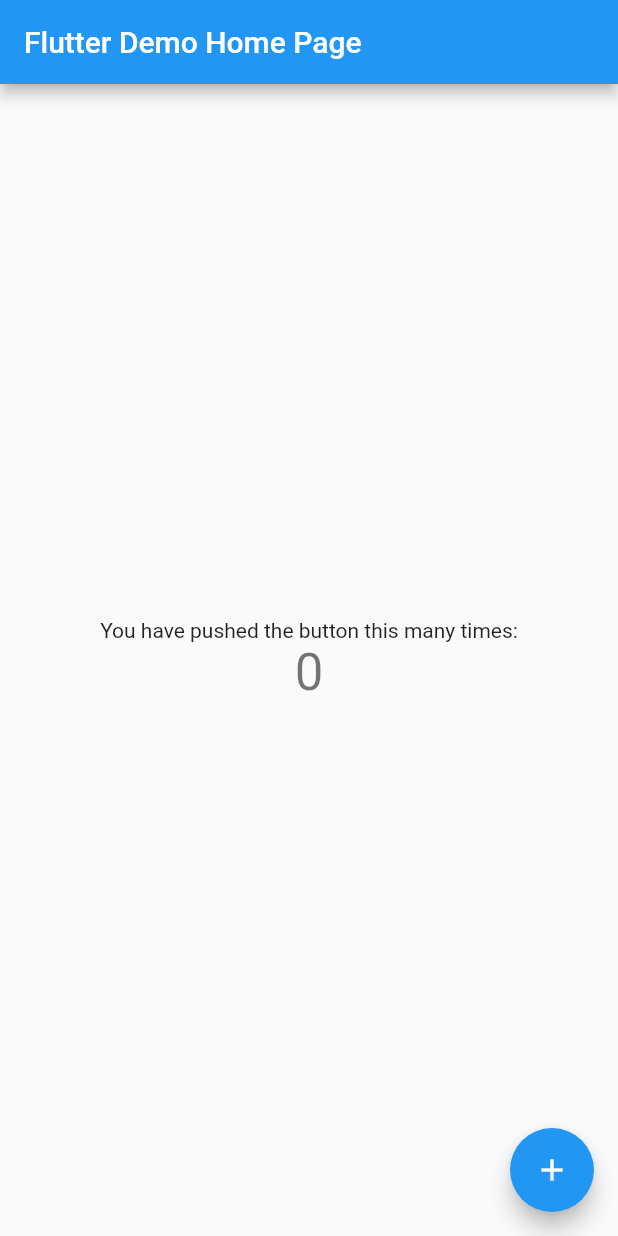
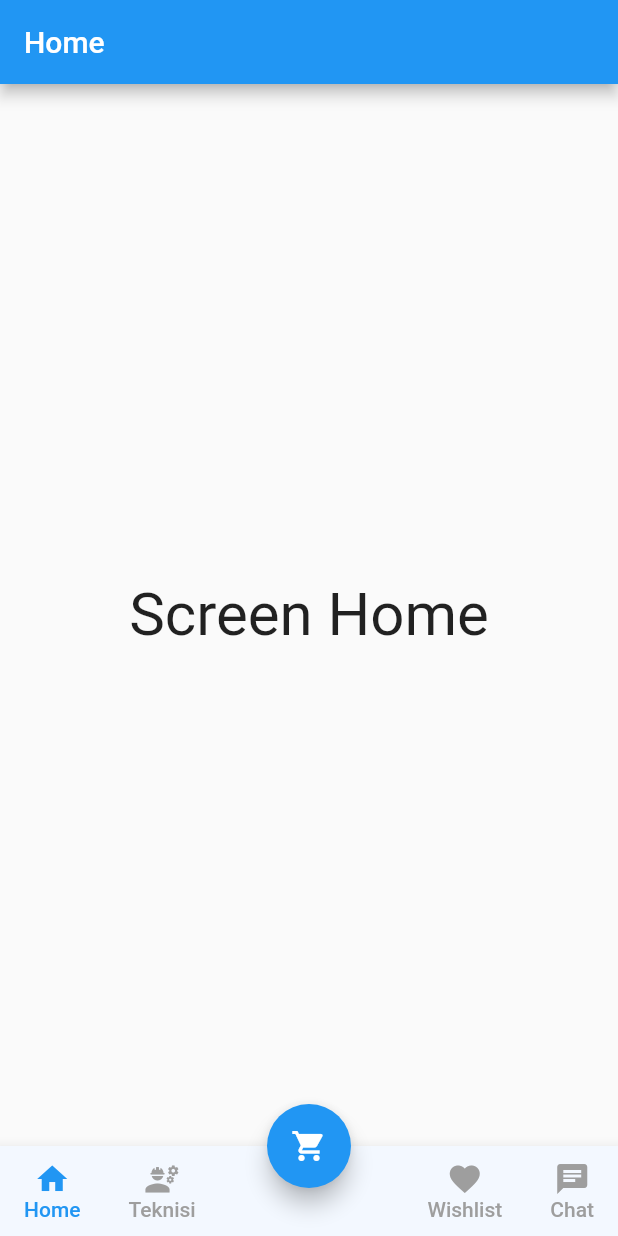
Before and after one commit to anommudita/serviceajaib, a Flutter app: the screen it shows after launch, on a phone screen of 412 x 824 dp. Run offline on Flutter 3.47's test engine with Material 2 defaults, Android fonts, the phone set to English and light mode, and no system bars.

Commit message:
upload untuk kerta

```diff
--- /dev/null
+++ b/service_ajaib/lib/bottom_navigator/bottomnav.dart
@@ -0,0 +1,145 @@
+import 'package:flutter/material.dart';
+import 'package:service_ajaib/bottom_navigator/teknisi_bottnav.dart';
+import 'package:service_ajaib/bottom_navigator/home_bottnav.dart';
+import 'package:service_ajaib/bottom_navigator/favorite_bottnav.dart';
+import 'package:service_ajaib/bottom_navigator/chat_bottnav.dart';
+
+class BottomNavApp extends StatefulWidget {
+  BottomNavApp({Key? key}) : super(key: key);
+
+  @override
+  State<BottomNavApp> createState() => _BottomNavAppState();
+}
+
+class _BottomNavAppState extends State<BottomNavApp> {
+  //sebagai fitur tab agar bisa ganti-ganti slide menu
+  //final = datanya bisa diubah namun dengan catetantidak bisa dibuat ulang
+  int currentTab = 0;
+  final List<Widget> screens = [
+    HomeBotNav(),
+    TeknisiBotNav(),
+    FavoriteBotNav(),
+    ChatBotNav()
+  ];
+
+  final PageStorageBucket bucket = PageStorageBucket();
+  Widget currentScreen = HomeBotNav();
+
+  @override
+  Widget build(BuildContext context) {
+    return Scaffold(
+      body: PageStorage(
+        child: currentScreen,
+        bucket: bucket,
+      ),
+      floatingActionButton: FloatingActionButton(
+          child: new Icon(Icons.shopping_cart), onPressed: () {}),
+      floatingActionButtonLocation: FloatingActionButtonLocation.centerDocked,
+      bottomNavigationBar: BottomAppBar(
+        //shape: CircularNotchedRectangle(),
+        //notchMargin: 10,
+        color: Color.fromARGB(255, 243, 248, 255),
+        child: Container(
+          height: 60,
+          child:
+              Row(mainAxisAlignment: MainAxisAlignment.spaceBetween, children: <
+                  Widget>[
+            Row(crossAxisAlignment: CrossAxisAlignment.start, children: [
+              MaterialButton(
+                minWidth: 40,
+                onPressed: () {
+                  setState(() {
+                    currentScreen = HomeBotNav();
+                    currentTab = 0;
+                  });
+                },
+                child: Column(
+                    mainAxisAlignment: MainAxisAlignment.center,
+                    children: [
+                      Icon(
+                        Icons.home,
+                        color: currentTab == 0 ? Colors.blue : Colors.grey,
+                      ),
+                      Text(
+                        'Home',
+                        style: TextStyle(
+                            color: currentTab == 0 ? Colors.blue : Colors.grey),
+                      )
+                    ]),
+              ),
+              MaterialButton(
+                minWidth: 40,
+                onPressed: () {
+                  setState(() {
+                    currentScreen = new TeknisiBotNav();
+                    currentTab = 1;
+                  });
+                },
+                child: Column(
+                    mainAxisAlignment: MainAxisAlignment.center,
+                    children: [
+                      Icon(
+                        Icons.engineering,
+                        color: currentTab == 1 ? Colors.blue : Colors.grey,
+                      ),
+                      Text(
+                        'Teknisi',
+                        style: TextStyle(
+                            color: currentTab == 1 ? Colors.blue : Colors.grey),
+                      )
+                    ]),
+              ),
+            ]),
+            // Right Tab icons
+            Row(crossAxisAlignment: CrossAxisAlignment.start, children: [
+              MaterialButton(
+                minWidth: 40,
+                onPressed: () {
+                  setState(() {
+                    currentScreen = FavoriteBotNav();
+                    currentTab = 2;
+                  });
+                },
+                child: Column(
+                    mainAxisAlignment: MainAxisAlignment.center,
+                    children: [
+                      Icon(
+                        Icons.favorite,
+                        color: currentTab == 2 ? Colors.blue : Colors.grey,
+                      ),
+                      Text(
+                        'Wishlist',
+                        style: TextStyle(
+                            color: currentTab == 2 ? Colors.blue : Colors.grey),
+                      )
+                    ]),
+              ),
+              MaterialButton(
+                minWidth: 40,
+                onPressed: () {
+                  setState(() {
+                    currentScreen = new ChatBotNav();
+                    currentTab = 3;
+                  });
+                },
+                child: Column(
+                    mainAxisAlignment: MainAxisAlignment.center,
+                    children: [
+                      Icon(
+                        Icons.chat,
+                        color: currentTab == 3 ? Colors.blue : Colors.grey,
+                      ),
+                      Text(
+                        'Chat',
+                        style: TextStyle(
+                            color: currentTab == 3 ? Colors.blue : Colors.grey),
+                      )
+                    ]),
+              ),
+            ])
+          ]),
+        ),
+      ),
+    );
+  }
+}
--- /dev/null
+++ b/service_ajaib/lib/bottom_navigator/home_bottnav.dart
@@ -0,0 +1,22 @@
+import 'package:flutter/material.dart';
+
+class HomeBotNav extends StatefulWidget {
+  HomeBotNav({Key? key}) : super(key: key);
+
+  @override
+  State<HomeBotNav> createState() => _HomeBotNavState();
+}
+
+class _HomeBotNavState extends State<HomeBotNav> {
+  @override
+  Widget build(BuildContext context) {
+    return Scaffold(
+      appBar: AppBar(
+        title: Text('Home'),
+      ),
+      body: Center(
+        child: new Text('Screen Home', style: new TextStyle(fontSize: 40)),
+      ),
+    );
+  }
+}
--- a/service_ajaib/lib/main.dart
+++ b/service_ajaib/lib/main.dart
@@ -1,115 +1,18 @@
 import 'package:flutter/material.dart';
+import 'package:service_ajaib/bottom_navigator/bottomnav.dart';
 
 void main() {
-  runApp(const MyApp());
+  runApp(MaterialApp(
+    home: MyApp(),
+  ));
 }
 
 class MyApp extends StatelessWidget {
   const MyApp({Key? key}) : super(key: key);
 
-  // This widget is the root of your application.
   @override
   Widget build(BuildContext context) {
     return MaterialApp(
-      title: 'Flutter Demo',
-      theme: ThemeData(
-        // This is the theme of your application.
-        //
-        // Try running your application with "flutter run". You'll see the
-        // application has a blue toolbar. Then, without quitting the app, try
-        // changing the primarySwatch below to Colors.green and then invoke
-        // "hot reload" (press "r" in the console where you ran "flutter run",
-        // or simply save your changes to "hot reload" in a Flutter IDE).
-        // Notice that the counter didn't reset back to zero; the application
-        // is not restarted.
-        primarySwatch: Colors.blue,
-      ),
-      home: const MyHomePage(title: 'Flutter Demo Home Page'),
-    );
+        debugShowCheckedModeBanner: false, home: new BottomNavApp());
   }
 }
-
-class MyHomePage extends StatefulWidget {
-  const MyHomePage({Key? key, required this.title}) : super(key: key);
-
-  // This widget is the home page of your application. It is stateful, meaning
-  // that it has a State object (defined below) that contains fields that affect
-  // how it looks.
-
-  // This class is the configuration for the state. It holds the values (in this
-  // case the title) provided by the parent (in this case the App widget) and
-  // used by the build method of the State. Fields in a Widget subclass are
-  // always marked "final".
-
-  final String title;
-
-  @override
-  State<MyHomePage> createState() => _MyHomePageState();
-}
-
-class _MyHomePageState extends State<MyHomePage> {
-  int _counter = 0;
-
-  void _incrementCounter() {
-    setState(() {
-      // This call to setState tells the Flutter framework that something has
-      // changed in this State, which causes it to rerun the build method below
-      // so that the display can reflect the updated values. If we changed
-      // _counter without calling setState(), then the build method would not be
-      // called again, and so nothing would appear to happen.
-      _counter++;
-    });
-  }
-
-  @override
-  Widget build(BuildContext context) {
-    // This method is rerun every time setState is called, for instance as done
-    // by the _incrementCounter method above.
-    //
-    // The Flutter framework has been optimized to make rerunning build methods
-    // fast, so that you can just rebuild anything that needs updating rather
-    // than having to individually change instances of widgets.
-    return Scaffold(
-      appBar: AppBar(
-        // Here we take the value from the MyHomePage object that was created by
-        // the App.build method, and use it to set our appbar title.
-        title: Text(widget.title),
-      ),
-      body: Center(
-        // Center is a layout widget. It takes a single child and positions it
-        // in the middle of the parent.
-        child: Column(
-          // Column is also a layout widget. It takes a list of children and
-          // arranges them vertically. By default, it sizes itself to fit its
-          // children horizontally, and tries to be as tall as its parent.
-          //
-          // Invoke "debug painting" (press "p" in the console, choose the
-          // "Toggle Debug Paint" action from the Flutter Inspector in Android
-          // Studio, or the "Toggle Debug Paint" command in Visual Studio Code)
-          // to see the wireframe for each widget.
-          //
-          // Column has various properties to control how it sizes itself and
-          // how it positions its children. Here we use mainAxisAlignment to
-          // center the children vertically; the main axis here is the vertical
-          // axis because Columns are vertical (the cross axis would be
-          // horizontal).
-          mainAxisAlignment: MainAxisAlignment.center,
-          children: <Widget>[
-            const Text(
-              'You have pushed the button this many times:',
-            ),
-            Text(
-              '$_counter',
-              style: Theme.of(context).textTheme.headline4,
-            ),
-          ],
-        ),
-      ),
-      floatingActionButton: FloatingActionButton(
-        onPressed: _incrementCounter,
-        tooltip: 'Increment',
-        child: const Icon(Icons.add),
-      ), // This trailing comma makes auto-formatting nicer for build methods.
-    );
-  }
-}
```
Also changed, not shown: service_ajaib/lib/bottom_navigator/chat_bottnav.dart (added, +22 -0 lines), service_ajaib/lib/bottom_navigator/favorite_bottnav.dart (added, +21 -0 lines), service_ajaib/lib/drawer/myheader.dart (added, +45 -0 lines), service_ajaib/lib/drawer/sidebar.dart (added, +69 -0 lines), 12 other files.
